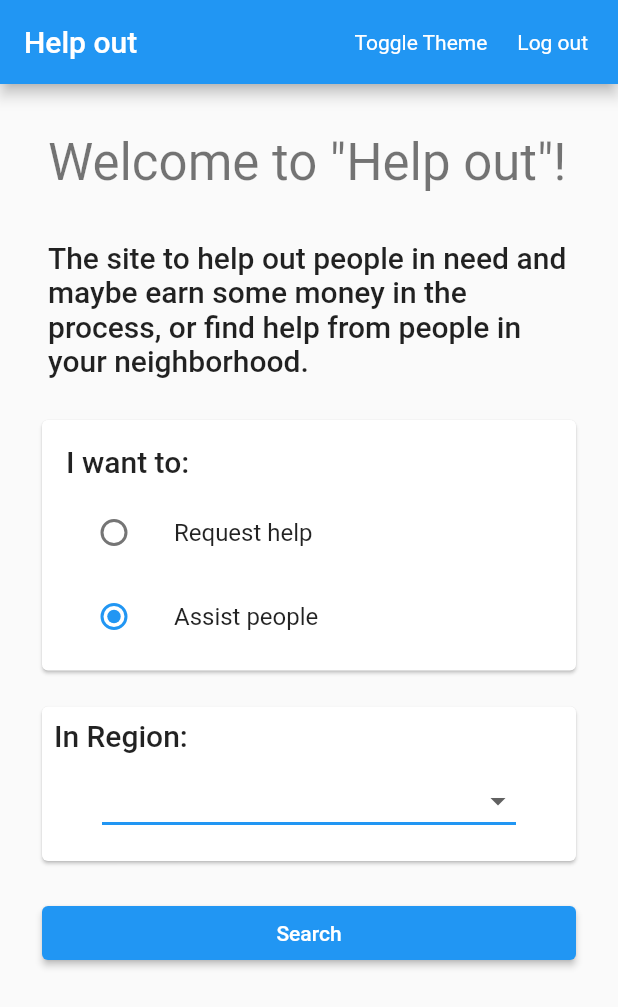
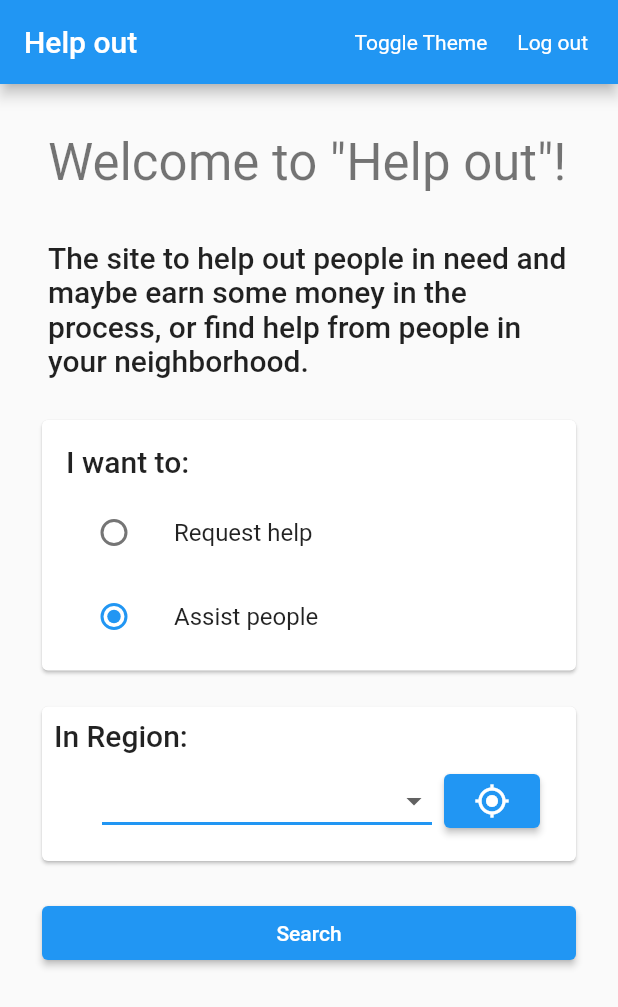
Before and after one commit to matwoess/helpout, a Flutter app: the screen it shows after launch, on a phone screen of 412 x 824 dp. Shown: the top 1007 px of the screen. Run offline on Flutter 3.47's test engine with Material 2 defaults, Android fonts, the phone set to English and light mode, and no system bars; our stand-ins replace geolocator.

Commit message:
dynamically get location and region (using OpenCage); filter by current search region; improve demodata; refactoring and improvements

```diff
--- a/lib/misc/demodata.dart
+++ b/lib/misc/demodata.dart
@@ -2,12 +2,21 @@ import 'package:helpout/model/person.dart';
 import 'package:helpout/model/region.dart';
 
 class DemoData {
+  static final _availableRegions = [
+    Region('4020', 'Linz'),
+    Region('4030', 'Linz'),
+    Region('4040', 'Linz'),
+    Region('4050', 'Traun'),
+    Region('4221', 'Steyregg'),
+    Region('4600', 'Wels'),
+  ];
+
   static final _people = [
     {
       "name": "Johannes Hinterberger",
       "gender": Gender.MALE,
       "description": "I am a helpful person.",
-      "region": "4020, Linz",
+      "region": _availableRegions[0],
       "price": 0,
       "asset": "assets/avatars/male1.png",
     },
@@ -15,7 +24,7 @@ class DemoData {
       "name": "Brigitte Seitenschläger",
       "gender": Gender.FEMALE,
       "description": "I love animals.",
-      "region": "4040, Linz",
+      "region": _availableRegions[2],
       "price": 5,
       "asset": "assets/avatars/female1.png",
     },
@@ -23,7 +32,7 @@ class DemoData {
       "name": "Eduardo Domingo",
       "gender": Gender.MALE,
       "description": "Several years of experience as a pet-sitter.",
-      "region": "4030, Linz",
+      "region": _availableRegions[1],
       "price": 7,
       "asset": "assets/avatars/male2.png",
     },
@@ -31,7 +40,7 @@ class DemoData {
       "name": "Manuel Hauer",
       "gender": Gender.MALE,
       "description": "I have a lot of free time.",
-      "region": "4600, Wels",
+      "region": _availableRegions[5],
       "price": 15,
       "asset": "assets/avatars/male3.png",
     },
@@ -39,7 +48,7 @@ class DemoData {
       "name": "Tanja Gruber",
       "gender": Gender.FEMALE,
       "description": "I love animals.",
-      "region": "4221, Steyregg",
+      "region": _availableRegions[4],
       "price": 8,
       "asset": "assets/avatars/female2.png",
     },
@@ -48,7 +57,7 @@ class DemoData {
       "gender": Gender.MALE,
       "description":
           "Male, 35 years old, education from FH Hagenberg, like to read, have 3 sisters and 1 brother. More information about me can be found on my website at http://person.me.com",
-      "region": "4050, Traun",
+      "region": _availableRegions[3],
       "price": 10,
       "asset": "assets/avatars/male3.png",
     },
@@ -56,7 +65,7 @@ class DemoData {
       "name": "Anonymous",
       "gender": Gender.UNKNOWN,
       "description": "(no description)",
-      "region": "4040, Linz",
+      "region": _availableRegions[2],
       "price": 9,
       "asset": "assets/images/empty.png",
     },
@@ -64,7 +73,7 @@ class DemoData {
       "name": "Augustine Ernst",
       "gender": Gender.FEMALE,
       "description": "I can help out anytime.",
-      "region": "4030, Linz",
+      "region": _availableRegions[1],
       "price": 13,
       "asset": "assets/avatars/female3.png",
     },
@@ -72,7 +81,7 @@ class DemoData {
       "name": "Anna Steiner",
       "gender": Gender.FEMALE,
       "description": "Recommend me to your friends!",
-      "region": "4600, Wels",
+      "region": _availableRegions[5],
       "price": 6,
       "asset": "assets/avatars/female4.png",
     },
@@ -83,7 +92,7 @@ class DemoData {
         .map((person) => Person(
               person['name'],
               person['gender'],
-              Region.withoutLocation(person['region']),
+              person['region'],
               person['price'],
               person['description'],
               person['asset'],
@@ -91,14 +100,24 @@ class DemoData {
         .toList();
   }
 
-  static List<String> getAvailableRegions() {
-    return [
-      '4020, Linz',
-      '4030, Linz',
-      '4040, Linz',
-      '4050, Traun',
-      '4221, Steyregg',
-      '4600, Wels',
-    ];
+  static List<Person> getDemoPersonsByRegion(Region region) {
+    if (region == null) {
+      return getDemoPersons();
+    }
+    return _people
+        .where((person) => person['region'] == region)
+        .map((person) => Person(
+              person['name'],
+              person['gender'],
+              person['region'],
+              person['price'],
+              person['description'],
+              person['asset'],
+            ))
+        .toList();
+  }
+
+  static List<Region> getAvailableRegions() {
+    return _availableRegions;
   }
 }
--- a/lib/model/appstate.dart
+++ b/lib/model/appstate.dart
@@ -1,10 +1,14 @@
+import 'package:geolocator/geolocator.dart';
+import 'package:helpout/model/region.dart';
+
 enum SearchType { REQUEST, ASSIST }
 
 class AppState {
   bool loggedIn;
   SearchType searchType;
-  String region;
+  Region region;
   bool darkTheme;
+  Position currentPosition;
 
   AppState({
     this.loggedIn,
--- a/lib/model/person.dart
+++ b/lib/model/person.dart
@@ -20,7 +20,7 @@ class Person {
   );
 
   Person.loading()
-      : this('...', Gender.UNKNOWN, Region.withoutLocation('unknown'), 0, '...',
+      : this('...', Gender.UNKNOWN, Region.unknown, 0, '...',
             'assets/images/empty.png');
 
   bool get isLoading => name == '...';
--- a/lib/model/region.dart
+++ b/lib/model/region.dart
@@ -1,24 +1,23 @@
 class Region {
-  String name;
-  final Location location;
+  static Region unknown = Region('0000', 'unknown');
+  String postcode;
+  String city;
 
-  Region(this.name, this.location);
-
-  Region.withoutLocation(String name)
-      : this.name = name,
-        this.location = Location.unknown();
+  Region(this.postcode, this.city);
 
   @override
   String toString() {
-    return name;
+    return postcode + ', ' + city;
+  }
+
+  static Region fromJson(Map<String, dynamic> json, List<Region> regions) {
+    String postcode = json['results'][0]['components']['postcode'];
+    String city = json['results'][0]['components']['city'];
+    for (Region r in regions) {
+      if (r.postcode == postcode && r.city == city) {
+        return r;
+      }
+    }
+    return Region(postcode, city);
   }
 }
-
-class Location {
-  double lat;
-  double long;
-
-  Location(this.lat, this.long);
-
-  Location.unknown() : this(0.0, 0.0);
-}
--- a/lib/pages/greeting.dart
+++ b/lib/pages/greeting.dart
@@ -3,6 +3,8 @@ import 'dart:async';
 import 'package:flutter/material.dart';
 import 'package:flutter/rendering.dart';
 import 'package:helpout/misc/demodata.dart';
+import 'package:helpout/model/region.dart';
+import 'package:helpout/util/locator.dart';
 
 import '../model/appstate.dart';
 
@@ -100,7 +102,7 @@ class _GreetingPageState extends State<GreetingPage> {
             ),
             Padding(
               padding: const EdgeInsets.all(8.0),
-              child: RegionCard(widget._appState),
+              child: RegionCard(widget._appState, widget._stateUpdater),
             ),
             Padding(
               padding: const EdgeInsets.all(12.0),
@@ -193,15 +195,16 @@ class _AssistHelpRadioCardState extends State<AssistHelpRadioCard> {
 
 class RegionCard extends StatefulWidget {
   final AppState _appState;
+  final Function _stateUpdater;
 
-  RegionCard(this._appState);
+  RegionCard(this._appState, this._stateUpdater);
 
   @override
   _RegionCardState createState() => _RegionCardState();
 }
 
 class _RegionCardState extends State<RegionCard> {
-  final _availableRegions = DemoData.getAvailableRegions();
+  var _availableRegions = DemoData.getAvailableRegions();
 
   @override
   Widget build(BuildContext context) {
@@ -216,12 +219,15 @@ class _RegionCardState extends State<RegionCard> {
               style: Theme.of(context).textTheme.headline6,
             ),
             Padding(
-              padding: const EdgeInsets.fromLTRB(32.0, 8.0, 32.0, 8.0),
-              child: DropdownButton<String>(
+              padding: const EdgeInsets.fromLTRB(32.0, 8.0, 16.0, 8.0),
+              child: Row(
+                children: [
+                  Expanded(
+                    child: DropdownButton<Region>(
                       isExpanded: true,
                       value: widget._appState.region,
                       //decoration: InputDecoration(hintText: 'My region'),
-                onChanged: (String newValue) {
+                      onChanged: (Region newValue) {
                         setState(() {
                           widget._appState.region = newValue;
                         });
@@ -231,12 +237,22 @@ class _RegionCardState extends State<RegionCard> {
                         color: Theme.of(context).accentColor,
                       ),
                       items: _availableRegions
-                    .map<DropdownMenuItem<String>>((String value) {
-                  return DropdownMenuItem<String>(
+                          .map<DropdownMenuItem<Region>>((Region value) {
+                        return DropdownMenuItem<Region>(
                           value: value,
-                    child: Text(value),
+                          child: Text(value.toString()),
                         );
                       }).toList(),
+                    ),
+                  ),
+                  Padding(
+                    padding: const EdgeInsets.only(left: 8.0),
+                    child: ElevatedButton(
+                      onPressed: getWhereabouts,
+                      child: Icon(Icons.my_location),
+                    ),
+                  ),
+                ],
               ),
             ),
           ],
@@ -244,4 +260,21 @@ class _RegionCardState extends State<RegionCard> {
       ),
     );
   }
+
+  Future<Region> getWhereabouts() async {
+    try {
+      var pos = await Locator.getCurrentPosition();
+      print('position: ' + pos.toString());
+      Region region =
+          await Locator.getRegionFromPosition(pos, _availableRegions);
+      print('region: ' + region.toString());
+      widget._appState.currentPosition = pos;
+      widget._appState.region = region;
+      widget._stateUpdater(widget._appState);
+      return region;
+    } catch (ex) {
+      print(ex);
+      return null;
     }
+  }
+}
```
Also changed, not shown: lib/pages/assistpeople.dart (+9 -3 lines), lib/pages/requesthelp.dart (+8 -2 lines), lib/util/locator.dart (added, +54 -0 lines), pubspec.yaml (+7 -0 lines). Lines whose indentation alone changed are shown as unchanged.
